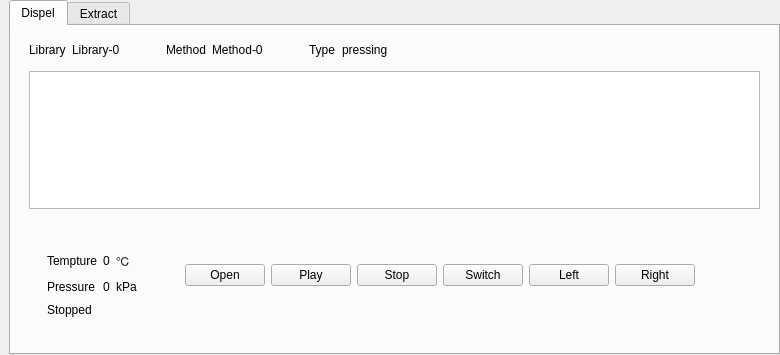
The window that tank/qdispelform.ui (photonlili/Tank) describes before a commit, drawn with Qt 5.
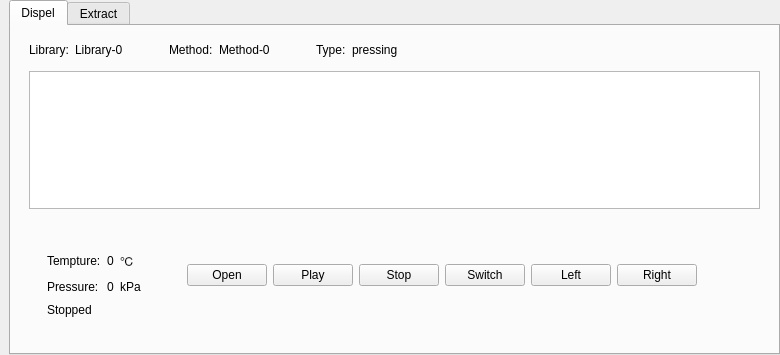
The same window after the commit. Custom widgets are drawn as their Qt base class.

```diff
--- a/tank/qdispelform.ui
+++ b/tank/qdispelform.ui
@@ -117,7 +117,7 @@
              <item>
               <widget class="QLabel" name="lb_libbuddy">
                <property name="text">
-                <string>Library</string>
+                <string>Library:</string>
                </property>
               </widget>
              </item>
@@ -177,7 +177,7 @@
                 </size>
                </property>
                <property name="text">
-                <string>Method</string>
+                <string>Method:</string>
                </property>
               </widget>
              </item>
@@ -219,7 +219,7 @@
              <item>
               <widget class="QLabel" name="label_5">
                <property name="text">
-                <string>Type</string>
+                <string>Type:</string>
                </property>
               </widget>
              </item>
@@ -338,7 +338,7 @@
                    </size>
                   </property>
                   <property name="text">
-                   <string>Pressure</string>
+                   <string>Pressure:</string>
                   </property>
                  </widget>
                 </item>
@@ -399,7 +399,7 @@
                    </size>
                   </property>
                   <property name="text">
-                   <string>Tempture</string>
+                   <string>Tempture:</string>
                   </property>
                  </widget>
                 </item>
```
Left out of the diff: 6 changed lines with no effect on the pictures.
